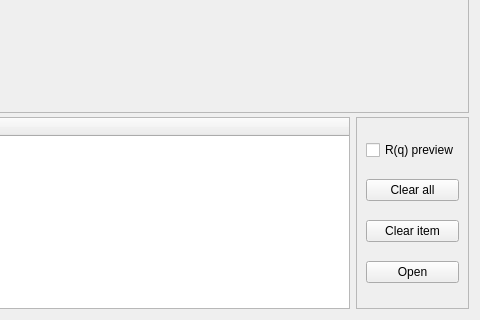
Old version of the form reflectivity_ui/ui/ui_compare_widget.ui in the repository neutrons/reflectivity_ui; both pictures show x 705 to 1185 and y 241 to 561 of the 1185 by 561 pixel window.
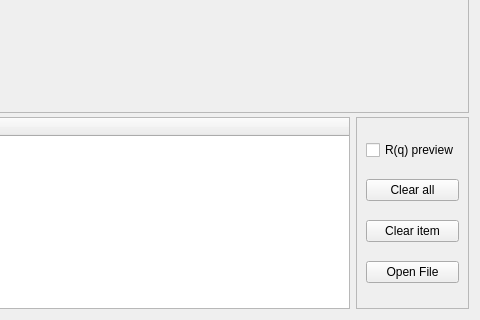
New version of the form. Custom widgets are drawn as their Qt base class.

Commit message: various changes to fix plotting issues and ui oddities

Patch:
```diff
--- a/reflectivity_ui/ui/ui_compare_widget.ui
+++ b/reflectivity_ui/ui/ui_compare_widget.ui
@@ -140,7 +140,7 @@
              <string>Open a new file to plot</string>
             </property>
             <property name="text">
-             <string>Open</string>
+             <string>Open File</string>
             </property>
            </widget>
           </item>
```
The commit also changes 6 other files.
